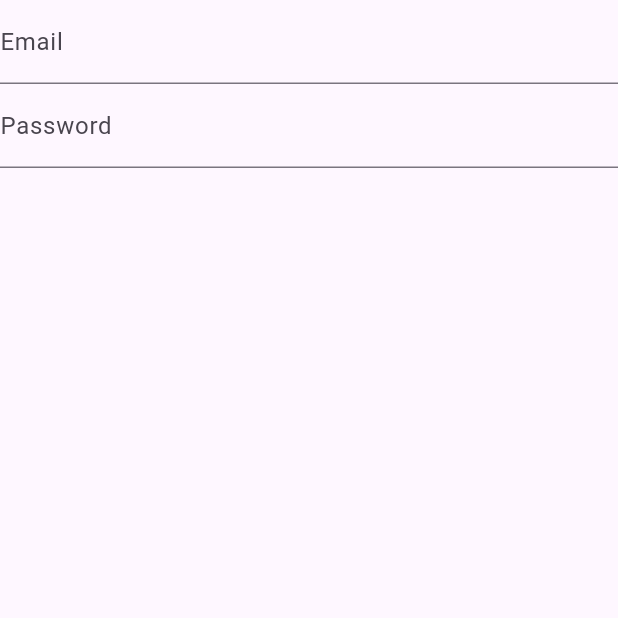
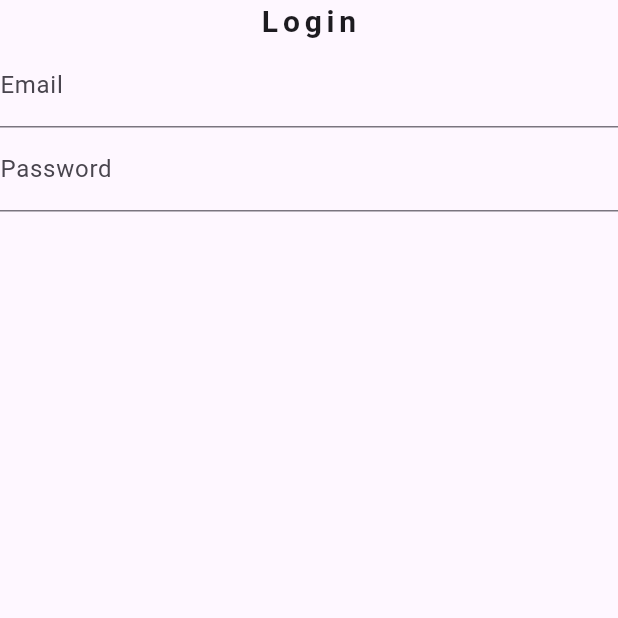
Before and after one commit to adogbeji/FlutterPracticeApp3, a Flutter app: the screen it shows after launch, on a phone screen of 412 x 824 dp, the top half of it. Run offline on Flutter 3.47's test engine with Material 2 defaults, Android fonts, the phone set to English and light mode, and no system bars.

Commit message:
Add login text to login screen

```diff
--- a/lib/views/screens/auth/login_screen.dart
+++ b/lib/views/screens/auth/login_screen.dart
@@ -8,6 +8,14 @@ class LoginScreen extends StatelessWidget {
     return Scaffold(
       body: Column(
         children: [
+          const Text(
+            'Login',
+            style: TextStyle(
+              fontSize: 20,
+              fontWeight: FontWeight.bold,
+              letterSpacing: 3.2,
+            ),
+          ),
           TextFormField(
             decoration: const InputDecoration(
               labelText: 'Email',
```
